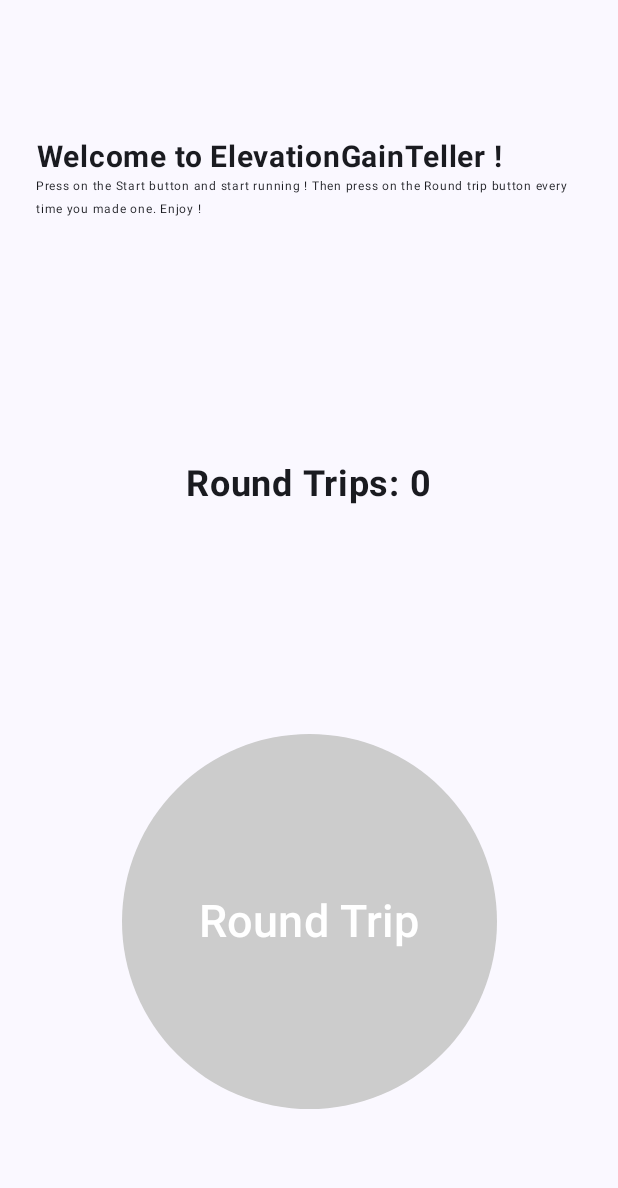
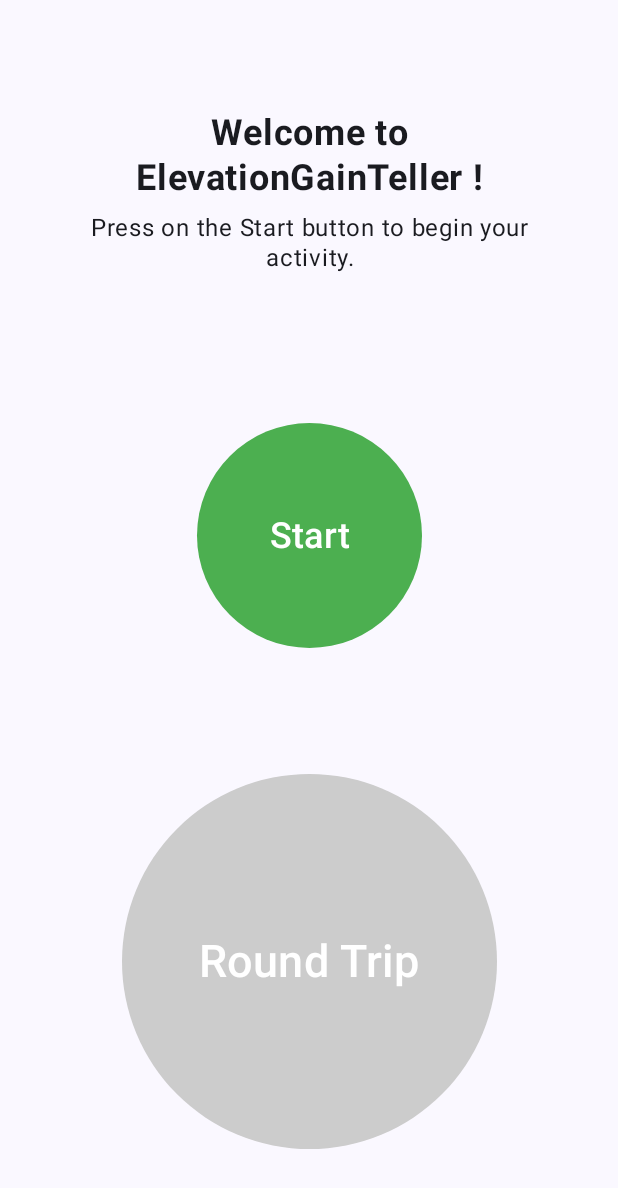
Before and after one commit to clemfavre/ElevationGainTeller, an Android app built with Jetpack Compose: the screen it shows after launch (MainActivity), on a phone screen of 412 x 824 dp. Shown: the top 1188 px of the screen. Run offline under Robolectric (Android 15) with nearby library versions, the phone set to English and light mode, and no system bars.

Commit message:
add finite 3-state machine with transition button

```diff
--- a/app/src/main/java/com/example/elevationgainteller/MainActivity.kt
+++ b/app/src/main/java/com/example/elevationgainteller/MainActivity.kt
@@ -5,59 +5,45 @@ import androidx.compose.foundation.layout.size
 import androidx.compose.foundation.shape.CircleShape
 import androidx.compose.material3.Button
 import androidx.compose.material3.Text
-//import androidx.compose.runtime.Composable
-//import androidx.compose.ui.Modifier
 import androidx.compose.ui.unit.dp
 import androidx.compose.foundation.layout.Box
-import androidx.compose.foundation.Image
+// import androidx.compose.foundation.Image // Only if you use it
 import androidx.activity.ComponentActivity
 import androidx.activity.compose.setContent
 import androidx.activity.enableEdgeToEdge
 import androidx.compose.foundation.layout.Arrangement
-import androidx.compose.foundation.layout.Box
 import androidx.compose.foundation.layout.Column
-import androidx.compose.foundation.layout.Row
+// import androidx.compose.foundation.layout.Row // Not explicitly used in this example now
 import androidx.compose.foundation.layout.fillMaxHeight
 import androidx.compose.foundation.layout.fillMaxSize
 import androidx.compose.foundation.layout.fillMaxWidth
 import androidx.compose.foundation.layout.padding
 import androidx.compose.material3.MaterialTheme
 import androidx.compose.material3.ButtonDefaults
-import androidx.compose.material3.Scaffold
+// import androidx.compose.material3.Scaffold // Not used
 import androidx.compose.material3.Surface
-import androidx.compose.material3.Text
 import androidx.compose.runtime.Composable
 import androidx.compose.ui.Alignment
 import androidx.compose.ui.graphics.Color
 import androidx.compose.ui.Modifier
-import androidx.compose.ui.res.painterResource
+// import androidx.compose.ui.res.painterResource // Only if you use the image
 import androidx.compose.ui.text.font.FontWeight
 import androidx.compose.ui.text.style.TextAlign
 import androidx.compose.ui.tooling.preview.Preview
-import androidx.compose.ui.unit.dp
 import androidx.compose.ui.unit.sp
 import androidx.compose.runtime.getValue
 import androidx.compose.runtime.mutableStateOf
 import androidx.compose.runtime.remember
+import androidx.compose.runtime.saveable.rememberSaveable // For state preservation
 import androidx.compose.runtime.setValue
-//import androidx.compose.foundation.layout.Arrangement
-import androidx.compose.foundation.layout.Box
-import androidx.compose.foundation.layout.Column
-import androidx.compose.foundation.layout.fillMaxHeight
-import androidx.compose.foundation.layout.fillMaxWidth
-import androidx.compose.foundation.layout.padding
-import androidx.compose.material3.ButtonColors
-import androidx.compose.material3.Text
-//import androidx.compose.runtime.Composable
-import androidx.compose.runtime.getValue
-import androidx.compose.runtime.mutableStateOf
-import androidx.compose.runtime.remember
-import androidx.compose.runtime.setValue
-//import androidx.compose.ui.Alignment
-//import androidx.compose.ui.Modifier
-import androidx.compose.ui.unit.dp
-import androidx.compose.ui.unit.sp // Assuming you might want to display the counter
 import com.example.elevationgainteller.ui.theme.ElevationGainTellerTheme
+
+// --- State Definition ---
+enum class AppState {
+    Start,
+    Running,
+    Stopped
+}
 
 class MainActivity : ComponentActivity() {
     override fun onCreate(savedInstanceState: Bundle?) {
@@ -69,10 +55,11 @@ class MainActivity : ComponentActivity() {
                     modifier = Modifier.fillMaxSize(),
                     color = MaterialTheme.colorScheme.background
                 ) {
-                    BackGround(
-                        "Welcome to ElevationGainTeller !",
-                        "Press on the Start button and start running ! Then press on the Round trip button every time you made one. Enjoy !",
-                        modifier = Modifier.padding(8.dp)
+                    // Pass initial values for title and instructions if they are static
+                    // Or manage them within BackGround if they need to change with AppState
+                    Skeleton(
+                        initialTitle = "",
+                        initialInstructions = ""
                     )
                 }
             }
@@ -81,107 +68,200 @@ class MainActivity : ComponentActivity() {
 }
 
 @Composable
+fun ActionButton( // A more generic button for Start, Stop, Reset
+    text: String,
+    onClick: () -> Unit,
+    modifier: Modifier = Modifier,
+    backgroundColor: Color = MaterialTheme.colorScheme.primary, // Default to primary color
+    contentColor: Color = MaterialTheme.colorScheme.onPrimary  // Default content color
+) {
+    Button(
+        onClick = onClick,
+        shape = CircleShape,
+        colors = ButtonDefaults.buttonColors(
+            containerColor = backgroundColor,
+            contentColor = contentColor
+        ),
+        modifier = modifier.size(150.dp) // A bit smaller than the round trip button
+    ) {
+        Text(text = text, fontSize = 24.sp, textAlign = TextAlign.Center)
+    }
+}
+
+
+@Composable
 fun RoundIncrementButton(
     onClick: () -> Unit,
     modifier: Modifier = Modifier
 ) {
     Button(
         onClick = onClick,
-        shape = CircleShape, // Makes the button circular
+        shape = CircleShape,
         colors = ButtonDefaults.buttonColors(
-            containerColor = Color.LightGray, // This sets the button's background
-            contentColor = Color.White    // This sets the color of the text inside the button
+            containerColor = Color.LightGray,
+            contentColor = Color.White
         ),
         modifier = modifier
-            .size(250.dp) // Adjust the size as needed
+            .size(250.dp)
     ) {
         Text(
             text = "Round Trip",
             fontSize = 30.sp
-            ) // Or any text you prefer
+        )
     }
 }
 
 @Composable
 fun Description(title: String, instructions: String, modifier: Modifier = Modifier) {
     Column(
-        modifier = modifier.padding(8.dp),
-        verticalArrangement = Arrangement.Center
+        modifier = modifier.padding(16.dp), // Increased padding for better spacing
+        horizontalAlignment = Alignment.CenterHorizontally // Center title and instructions
     ) {
         Text(
             text = title,
-            fontSize = 20.sp,
-            lineHeight = 20.sp,
+            fontSize = 24.sp, // Slightly larger title
+            lineHeight = 30.sp,
             textAlign = TextAlign.Center,
-            fontWeight = FontWeight.Bold
+            fontWeight = FontWeight.Bold,
+            modifier = Modifier.padding(bottom = 8.dp)
         )
         Text(
             text = instructions,
-            fontSize = 8.sp,
-            lineHeight = 15.sp,
-            textAlign = TextAlign.Start,
+            fontSize = 16.sp, // Larger instruction text for readability
+            lineHeight = 20.sp,
+            textAlign = TextAlign.Center, // Center instructions as well
             modifier = Modifier
         )
     }
 }
 
 @Composable
-fun BackGround(title: String, instructions: String, modifier: Modifier = Modifier) {
-    val bgImage = painterResource(R.drawable.stairs)
-    var counter by remember { mutableStateOf(0) }
-    Box(modifier = Modifier
-        .fillMaxWidth()
-        .fillMaxHeight()
+fun Skeleton(initialTitle: String, initialInstructions: String, modifier: Modifier = Modifier) {
+    // val bgImage = painterResource(R.drawable.stairs) // If you add an image back
+
+    var appState by rememberSaveable { mutableStateOf(AppState.Start) }
+    var counter by rememberSaveable { mutableStateOf(0) } // Preserve counter across configuration changes
+    val elevationGain = 5.35 * counter
+
+    // Dynamic title and instructions based on state
+    val currentTitle = when (appState) {
+        AppState.Start -> "Welcome to ElevationGainTeller !"
+        AppState.Running -> "Don't give up !"
+        AppState.Stopped -> "Well done !"
+    }
+    val currentInstructions = when (appState) {
+        AppState.Start -> "Press on the Start button to begin your activity."
+        AppState.Running -> "Press 'Round Trip' for each lap. Press 'Stop' to end."
+        AppState.Stopped -> "You completed $counter round trips, gaining $elevationGain meters. Here's more detailed stats."
+    }
+
+    Box(
+        modifier = modifier
+            .fillMaxWidth()
+            .fillMaxHeight()
+        // .paint(painter = bgImage, contentScale = ContentScale.Crop) // Example if using background image
     ) {
-        /*Image(
-            painter = bgImage,
-            contentDescription = null
-        )*/
-        Column( // Use a Column to arrange Description, Counter Text, and Button
+        Column(
             modifier = Modifier
                 .fillMaxSize()
-                .padding(16.dp), // Add some padding around the content
+                .padding(16.dp),
             horizontalAlignment = Alignment.CenterHorizontally,
-            verticalArrangement = Arrangement.SpaceAround // Distribute space
+            verticalArrangement = Arrangement.SpaceAround
         ) {
             Description(
-                title = title,
-                instructions = instructions
+                title = currentTitle,
+                instructions = currentInstructions
             )
-
-            // Display the counter
-            Text(
-                text = "Round Trips: $counter",
-                fontSize = 24.sp, // Make the counter text prominent
-                fontWeight = FontWeight.Bold,
-                modifier = Modifier.padding(vertical = 16.dp)
-            )
-
-            RoundIncrementButton(
-                onClick = { counter++ } // Increment the counter on click
-            )
+            when (appState) {
+                AppState.Start -> {
+                    ActionButton(
+                        text = "Start",
+                        onClick = { appState = AppState.Running },
+                        backgroundColor = Color(0xFF4CAF50) // Green
+                    )
+                }
+                AppState.Running -> {
+                    ActionButton(
+                        text = "Stop",
+                        onClick = { appState = AppState.Stopped },
+                        backgroundColor = Color(0xFFF44336) // Red
+                    )
+                }
+                AppState.Stopped -> {
+                    ActionButton(
+                        text = "Reset",
+                        onClick = {
+                            appState = AppState.Start
+                            counter = 0 // Reset counter when going back to Start
+                        },
+                        backgroundColor = Color(0xFF2196F3) // Blue
+                    )
+                }
+            }
+            if (appState == AppState.Running || appState == AppState.Start) {
+                SimpleInfos(
+                    counter,
+                    elevationGain
+                )
+                RoundIncrementButton(
+                    onClick = { counter++ }
+                )
+            } else if (appState == AppState.Stopped) {
+                DetailedInfos(counter, elevationGain)
+            }
         }
     }
 }
 
-@Preview(showBackground = true)
 @Composable
-fun BackGroundPreview() {
+fun SimpleInfos(counter: Int, elevationGain: Double) {}
+
+@Composable
+fun DetailedInfos(counter: Int, elevationGain: Double) {}
+
+@Preview(showBackground = true, name = "Start State")
+@Composable
+fun BackGroundPreview_Start() {
     ElevationGainTellerTheme {
-        BackGround(
-            "Welcome to ElevationGainTeller !",
-            "Press on the Start button and start running ! Then press on the Round trip button every time you made one. Enjoy !"
+        // Simulate Start state for preview
+        val tempAppState = remember { mutableStateOf(AppState.Start) }
+        val tempCounter = remember { mutableStateOf(0) }
+        val elevation = 5 * tempCounter.value
+
+        Skeleton(
+            "Welcome!",
+            "Press Start to begin."
         )
+        // This preview will show the initial state.
+        // For more complex previews of different states, you might need to
+        // pass the state as a parameter to BackGround or create separate preview functions.
     }
 }
+
+@Preview(showBackground = true, name = "Running State")
+@Composable
+fun BackGroundPreview_Running() {
+    ElevationGainTellerTheme {
+        // To preview specific states, you'd ideally pass the state to BackGround
+        // For simplicity here, just calling it. It will default to Start.
+        // A better way for previews is to make BackGround accept an initial AppState
+        // for previewing purposes, or create a wrapper.
+        Skeleton(
+            "Activity in Progress",
+            "Press 'Round Trip' for each lap."
+        )
+        // This will still show start. See notes in the composable on how to preview states better.
+    }
+}
+
 
 @Preview(showBackground = true)
 @Composable
 fun DescriptionPreview() {
     ElevationGainTellerTheme {
         Description(
-            "Welcome to ElevationGainTeller !",
-            "Press on the Start button and start running ! Then press on the Round trip button every time you made one. Enjoy !",
+            "Test Title",
+            "These are some test instructions for the description component.",
             modifier = Modifier.padding(8.dp)
         )
     }
```
